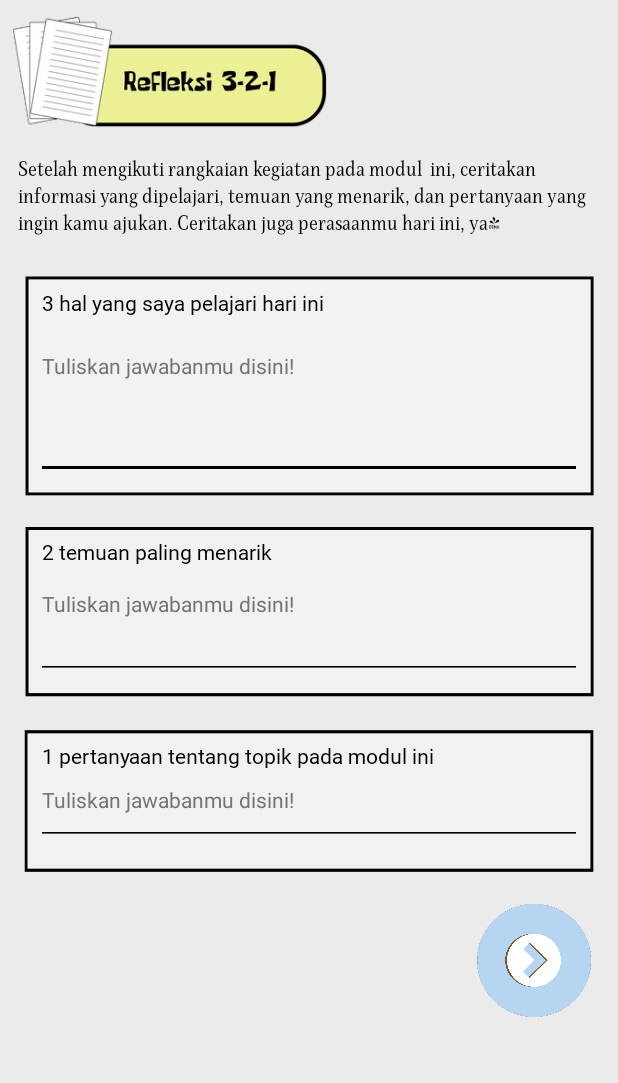
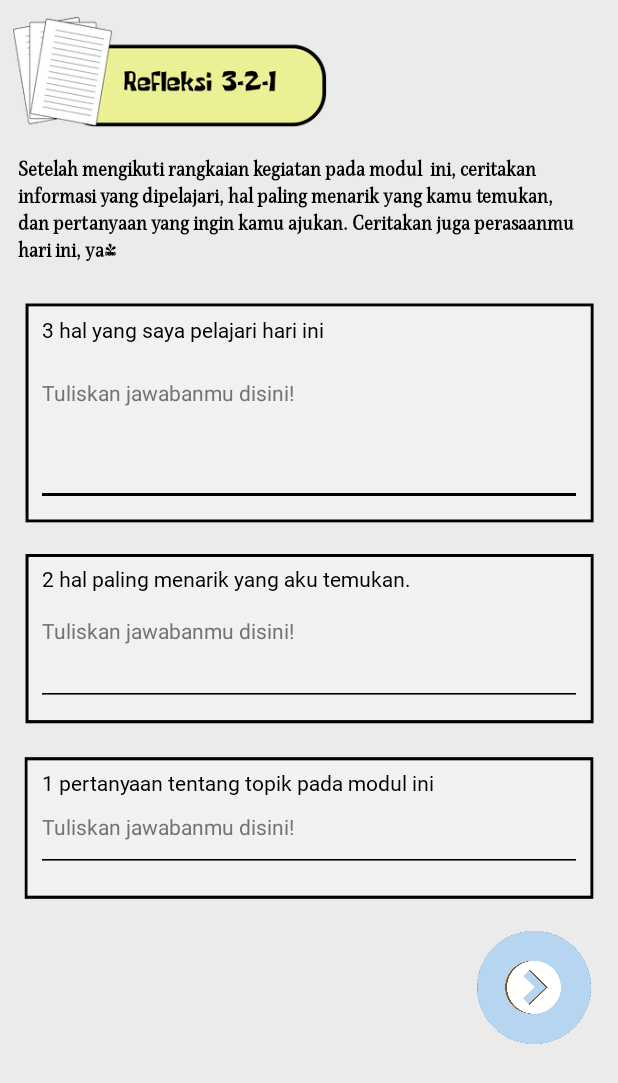
Before and after one commit to yendrapriambada/EkoratifDigitalApp, an Android app: the SevenTeenActivity screen opened directly, with no data from a screen before it, on a phone screen of 412 x 824 dp. Shown: the top 1083 px of the screen. Run offline under Robolectric (Android 15) with nearby library versions, the phone set to English and light mode, and no system bars.

Commit message:
Layout 40 - 41

```diff
--- a/app/src/main/res/layout/activity_eighteen.xml
+++ b/app/src/main/res/layout/activity_eighteen.xml
@@ -71,7 +71,7 @@
         android:layout_width="0dp"
         android:layout_height="wrap_content"
         android:layout_marginTop="16dp"
-        android:fontFamily="@font/sometimelater"
+        android:fontFamily="@font/singel_bold"
         android:text="Jika sudah menuliskannya silahkan untuk mempresentasikannya di depan guru dan teman-temanmu!"
         android:textColor="#000000"
         app:layout_constraintEnd_toEndOf="@+id/imageView18"
--- a/app/src/main/res/layout/activity_seven_teen.xml
+++ b/app/src/main/res/layout/activity_seven_teen.xml
@@ -27,8 +27,9 @@
             android:layout_marginStart="12dp"
             android:layout_marginTop="16dp"
             android:fontFamily="@font/singel_regular"
-            android:text="Setelah mengikuti rangkaian kegiatan pada modul  ini, ceritakan informasi yang dipelajari, temuan yang menarik, dan pertanyaan yang ingin kamu ajukan. Ceritakan juga perasaanmu hari ini, ya!"
+            android:text="Setelah mengikuti rangkaian kegiatan pada modul  ini, ceritakan informasi yang dipelajari, hal paling menarik yang kamu temukan, dan pertanyaan yang ingin kamu ajukan. Ceritakan juga perasaanmu hari ini, ya!"
             android:textColor="#000000"
+            android:textStyle="bold"
             app:layout_constraintStart_toStartOf="parent"
             app:layout_constraintTop_toBottomOf="@+id/imageView" />
 
@@ -166,7 +167,7 @@
             android:layout_marginStart="12dp"
             android:layout_marginTop="10dp"
             android:fontFamily="@font/some_time_later"
-            android:text="2 temuan paling menarik"
+            android:text="2 hal paling menarik yang aku temukan."
             android:textColor="#000000"
             app:layout_constraintStart_toStartOf="@+id/imageView4"
             app:layout_constraintTop_toTopOf="@+id/imageView4" />
```
